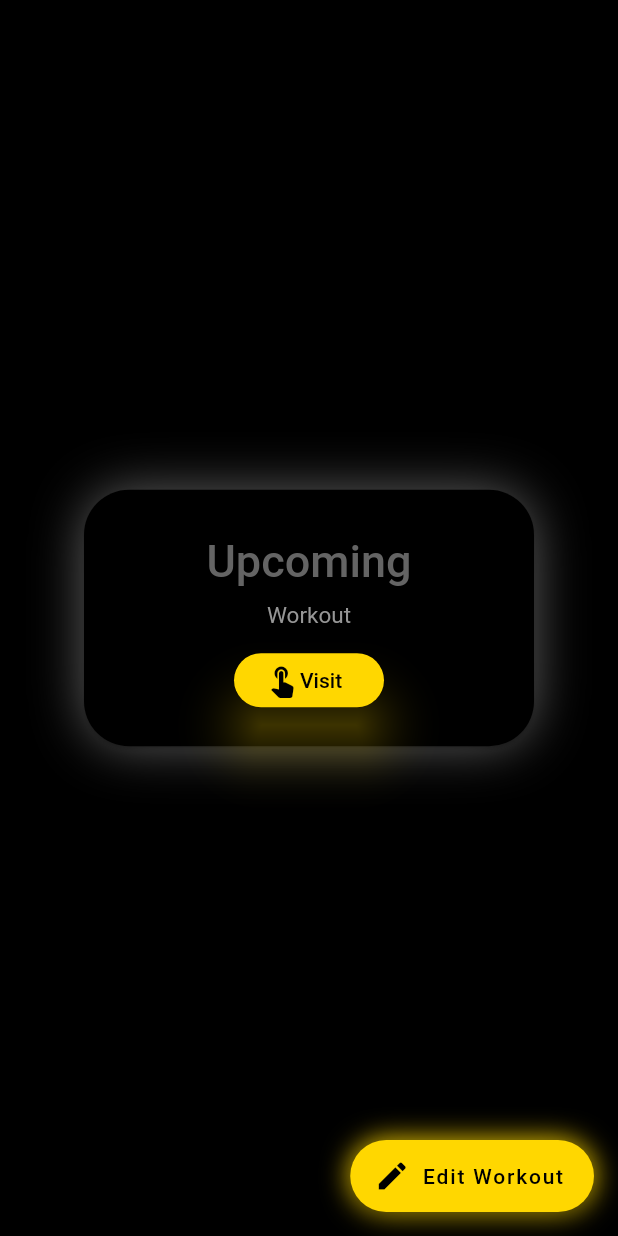
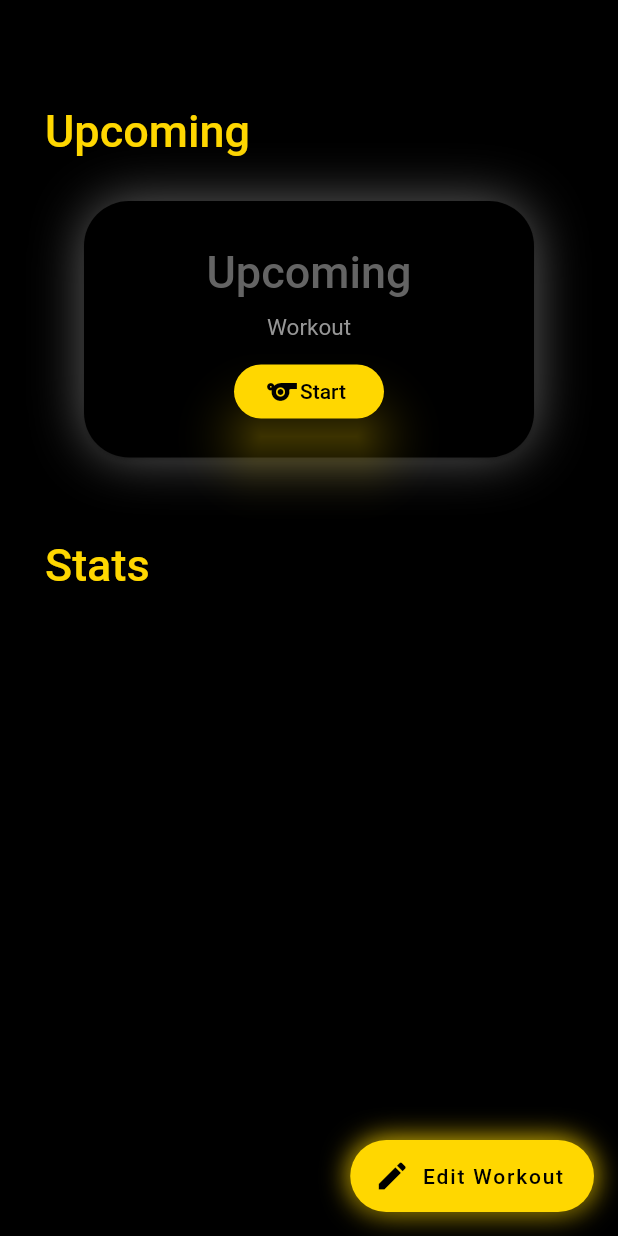
Before and after one commit to viraj325/MeFitness, a Flutter app: the screen it shows after launch, on a phone screen of 412 x 824 dp. Run offline on Flutter 3.47's test engine with Material 2 defaults, Android fonts, the phone set to English and light mode, and no system bars.

Commit message:
updated ui

```diff
--- a/lib/main.dart
+++ b/lib/main.dart
@@ -41,11 +41,26 @@ class _MyHomePageState extends State<MyHomePage> {
   Widget build(BuildContext context) {
     return Scaffold(
       backgroundColor: Colors.black,
-      body: Center(
+      body: SingleChildScrollView(
+        padding: const EdgeInsets.symmetric(vertical: 20.0),
+        physics: const BouncingScrollPhysics(parent: AlwaysScrollableScrollPhysics()),
         child: Column(
           mainAxisAlignment: MainAxisAlignment.center,
           children: <Widget>[
             Container(
+              padding: const EdgeInsets.only(left: 30.0, top: 50.0, bottom: 25.0),
+              alignment: Alignment.centerLeft,
+              child: const Text(
+                'Upcoming',
+                style: TextStyle(
+                  fontSize: 30,
+                  color: Color(0xFFFFD700),
+                  fontWeight: FontWeight.w500,
+                ),
+              ),
+            ),
+            Center(
+              child: Container(
                 decoration: BoxDecoration(
                   borderRadius: BorderRadius.circular(30),
                   boxShadow: const [
@@ -114,11 +129,11 @@ class _MyHomePageState extends State<MyHomePage> {
                                 child: Row(
                                   children: [
                                     Icon(
-                                  Icons.touch_app,
+                                      Icons.sports,
                                       color: Colors.black,
                                     ),
                                     Text(
-                                  'Visit',
+                                      'Start',
                                       style: TextStyle(color: Colors.black),
                                     )
                                   ],
@@ -130,6 +145,19 @@ class _MyHomePageState extends State<MyHomePage> {
                       ), //Column
                     ), //Padding
                   ), //SizedBox
+                ),
+              ),
+            ),
+            Container(
+              padding: const EdgeInsets.only(left: 30.0, top: 50.0, bottom: 25.0),
+              alignment: Alignment.centerLeft,
+              child: const Text(
+                'Stats',
+                style: TextStyle(
+                  fontSize: 30,
+                  color: Color(0xFFFFD700),
+                  fontWeight: FontWeight.w500,
+                ),
               ),
             ),
           ],
```
Lines whose indentation alone changed are shown as unchanged.
